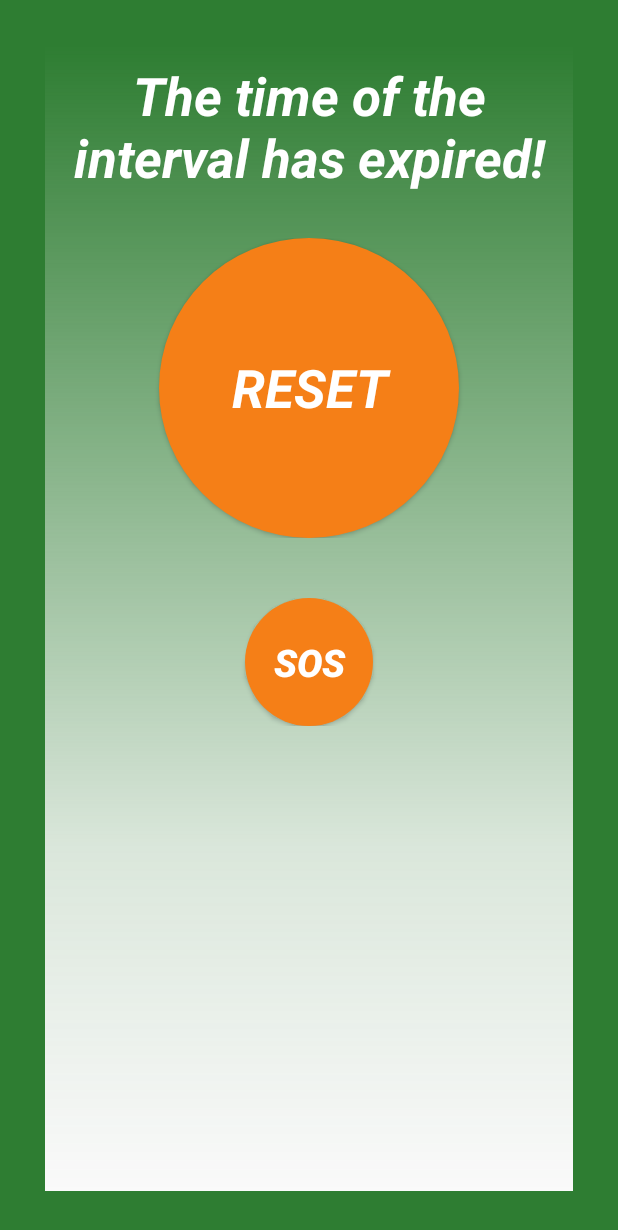
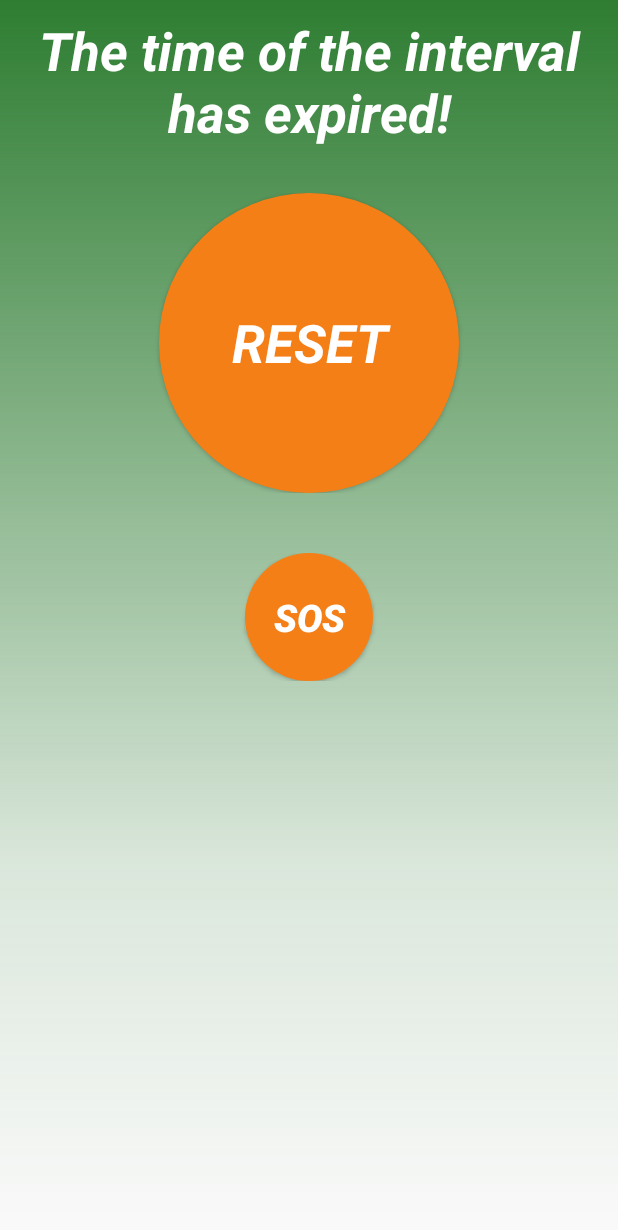
Before and after one commit to pascalpiper/SaveYourRide, an Android app: the layout dialog_active_mode_notification.xml on its own in the app's theme, with its tools: preview values and no code run, on a phone screen of 412 x 824 dp. Shown: the top 1230 px of the screen. Run offline under Robolectric (Android 15) with nearby library versions, the phone set to English and light mode, and no system bars.

Commit message:
ite-dialog layout

```diff
--- a/app/src/main/res/layout/dialog_active_mode_notification.xml
+++ b/app/src/main/res/layout/dialog_active_mode_notification.xml
@@ -3,10 +3,16 @@
     xmlns:tools="http://schemas.android.com/tools"
     android:layout_width="match_parent"
     android:layout_height="match_parent"
-    android:background="@color/colorPrimary"
-    android:padding="30dp"
     android:theme="@style/Theme.AppCompat.Dialog"
     tools:context=".activities.ActiveMode">
+
+    <View
+        android:id="@+id/activeMode_dialog_backgroundView"
+        android:layout_width="wrap_content"
+        android:layout_height="wrap_content"
+        android:background="@color/colorPrimary"
+        android:elevation="1dp"
+        android:padding="30dp" />
 
     <View
         android:id="@+id/activeMode_dialog_gradientView"
```
